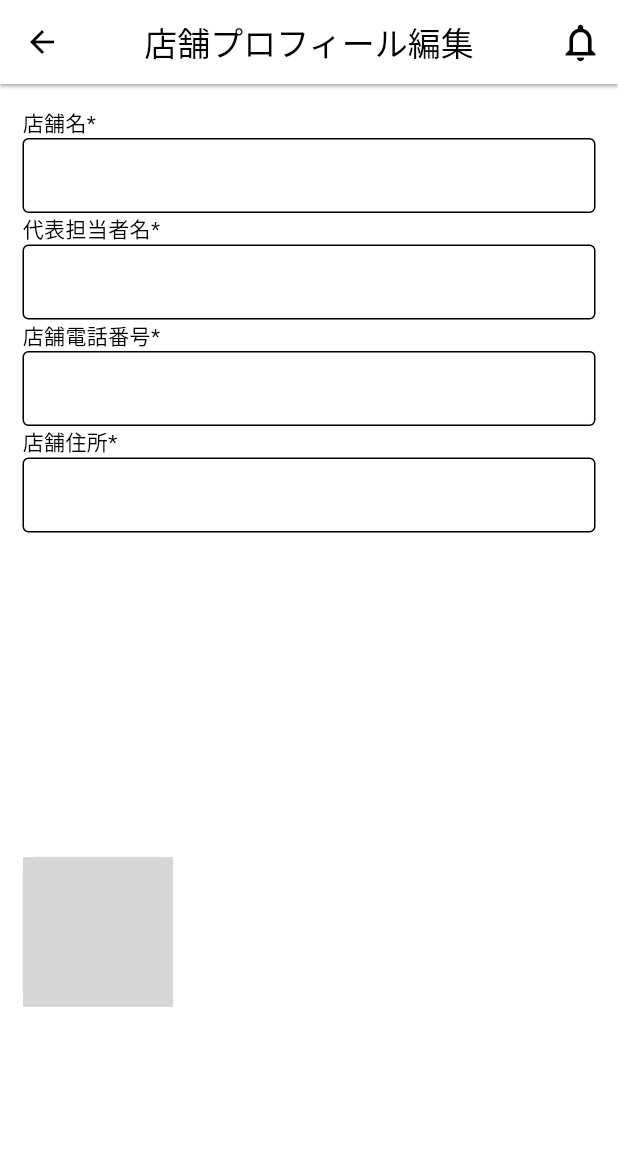
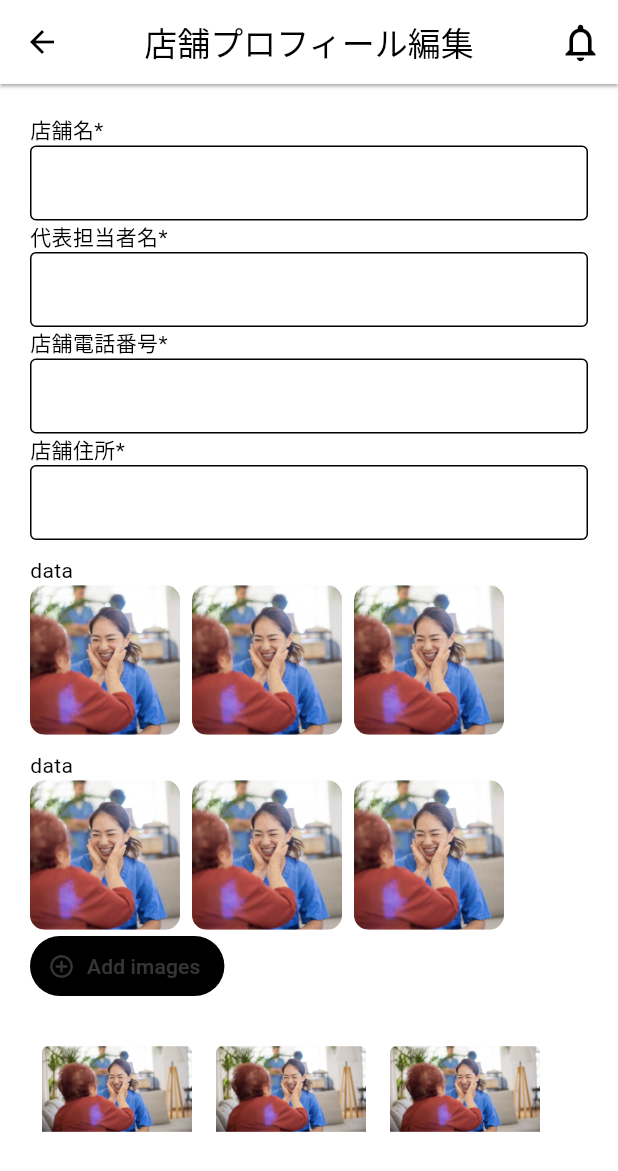
Before and after one commit to syamsundar662/jiitak_test, a Flutter app: the ScreenThree screen opened directly, on a phone screen of 412 x 824 dp. Shown: the top 1171 px of the screen. Run offline on Flutter 3.47's test engine with Material 3 defaults, Android fonts, the phone set to English and light mode, and no system bars; drawn by our look-alikes of google_maps_flutter; our stand-ins replace get, iconsax, image_picker; grey boxes are pictures that could not be loaded.

Commit message:
error occurs'

```diff
--- a/lib/view/screen_3/screen_3.dart
+++ b/lib/view/screen_3/screen_3.dart
@@ -1,36 +1,51 @@
+import 'dart:io';
+
 import 'package:flutter/foundation.dart';
 import 'package:flutter/gestures.dart';
 import 'package:flutter/material.dart';
 import 'package:google_maps_flutter/google_maps_flutter.dart';
+import 'package:image_picker/image_picker.dart';
 import 'package:jiitak_test/utils/constants.dart';
 
-class ScreenThree extends StatelessWidget {
+class ScreenThree extends StatefulWidget {
   const ScreenThree({super.key});
+
+  @override
+  State<ScreenThree> createState() => _ScreenThreeState();
+}
+
+class _ScreenThreeState extends State<ScreenThree> {
+  List<XFile> pickedFiles = [];
 
   @override
   Widget build(BuildContext context) {
     return Scaffold(
       appBar: AppBar(
         elevation: 1,
-        title: Text('店舗プロフィール編集'),
+        title: const Text('店舗プロフィール編集'),
         centerTitle: true,
         actions: [
-          Icon(
+          InkWell(
+            onTap: () {
+              print(pickedFiles);
+            },
+            child: const Icon(
               Icons.notifications_none,
               size: 30,
+            ),
           ),
           kWidth10
         ],
         shadowColor: Colors.grey,
       ),
       body: Padding(
-        padding: const EdgeInsets.all(15.0),
+        padding: const EdgeInsets.all(20.0),
+        child: SingleChildScrollView(
+          physics: AlwaysScrollableScrollPhysics(),
           child: Column(
             crossAxisAlignment: CrossAxisAlignment.start,
             children: [
               SizedBox(
-              height: 500,
-              width: double.infinity,
                 child: ListView.builder(
                   shrinkWrap: true,
                   itemCount: textFieldHeading.length,
@@ -41,39 +56,153 @@ class ScreenThree extends StatelessWidget {
                   },
                 ),
               ),
+              kHeight10,
+              Text('data'),
               SizedBox(
-               height: 100 ,
+                height: 100,
+                child: ListView.builder(
+                  shrinkWrap: true,
+                  scrollDirection: Axis.horizontal,
+                  itemCount: 3,
+                  itemBuilder: (context, index) {
+                    return Container(
+                      margin: EdgeInsets.only(right: 8),
+                      height: 100,
                       width: 100,
+                      decoration: BoxDecoration(
+                          borderRadius: BorderRadius.circular(10),
+                          image: DecorationImage(
+                              fit: BoxFit.cover,
+                              image: AssetImage(
+                                'assets/image_1.jpg',
+                              ))),
+                    );
+                  },
+                ),
+              ),
+              kHeight10,
+              Text('data'),
+              SizedBox(
+                height: 100,
+                child: ListView.builder(
+                  shrinkWrap: true,
+                  scrollDirection: Axis.horizontal,
+                  itemCount: 3,
+                  itemBuilder: (context, index) {
+                    return Container(
+                      margin: EdgeInsets.only(right: 8),
+                      height: 100,
+                      width: 100,
+                      decoration: BoxDecoration(
+                          borderRadius: BorderRadius.circular(10),
+                          image: DecorationImage(
+                              fit: BoxFit.cover,
+                              image: AssetImage(
+                                'assets/image_1.jpg',
+                              ))),
+                    );
+                  },
+                ),
+              ),
+              TextButton.icon(
+                icon: const Icon(Icons.add_circle_outline_sharp),
+                label: const Text('Add images'),
+                onPressed: () async {
+                  //   pickedFiles = await imagePicker(ImageSource.gallery);
+                  // setState(() {
+                  // });
+                  multiImagePicker();
+                  print(pickedFiles);
+                },
+              ),
+              SizedBox(
+                height: 120,
+                width: double.infinity,
+                child: ListView.builder(
+                  scrollDirection: Axis.horizontal,
+                  itemCount:pickedFiles.isEmpty? 3:pickedFiles.length,
+                  itemBuilder: (context, index) {
+                    return Stack(children: [
+                      Padding(
+                        padding: const EdgeInsets.all(8.0),
+                        child: Container(
+                          height: 100,
+                          width: 100,
+                          decoration: BoxDecoration(
+                            borderRadius: BorderRadius.circular(8),
+                          ),
+                          child: pickedFiles.isEmpty
+                              ? Image.asset('assets/image_1.jpg')
+                              : Image.file(File(pickedFiles[index].path)),
+                        ),
+                      ),
+                     pickedFiles.isNotEmpty? Container(
+                        height: 20,
+                        width: 20,
+                        decoration: BoxDecoration(
+                            color: const Color.fromARGB(54, 23, 23, 23),
+                            borderRadius: BorderRadius.circular(10)),
+                        child: InkWell(
+                            onTap: () {
+                              setState(() {
+                                pickedFiles.removeAt(index);
+                              });
+                            },
+                            child: const Icon(
+                              Icons.close,
+                              size: 14,
+                            )),
+                      ):Container(),
+                    ]);
+                  },
+                ),
+              ),
+            ],
+          ),
+        ),
+      ),
+    );
+  }
+
+  // imagePicker(ImageSource source) async {
+  //   final pickedFile = await ImagePicker().pickImage(source: source);
+  //   if (pickedFile != null) {
+  //     print(pickedFile.path);
+  //     return File(pickedFile.path);
+  //   }
+  //   return null;
+  // }
+
+  multiImagePicker() async {
+    final selectedFiles = await ImagePicker()
+        .pickMultiImage(imageQuality: 100, maxHeight: 1000, maxWidth: 1000);
+    // ignore: unnecessary_null_comparison
+    if (selectedFiles != null && selectedFiles.isNotEmpty) {
+      setState(() {
+        pickedFiles = selectedFiles;
+      });
+    } else {
+      // ignore: use_build_context_synchronously
+      ScaffoldMessenger.of(context)
+          .showSnackBar(const SnackBar(content: Text('No images selected')));
+    }
+  }
+
+  SizedBox _mapSection() {
+    return SizedBox(
+      height: 250,
+      width: double.infinity,
       child: ClipRRect(
         borderRadius: BorderRadius.circular(10),
         child: GoogleMap(
-                   scrollGesturesEnabled: false ,
-                   mapType: MapType.hybrid ,
-                   myLocationButtonEnabled: true,
-                   myLocationEnabled: true,
-                   zoomControlsEnabled: true,
-                   zoomGesturesEnabled: true,
-                   initialCameraPosition:  CameraPosition(
-                     target: LatLng(10.097699,76.342585),
-                     zoom: 14,
+            initialCameraPosition: const CameraPosition(
+              target: LatLng(10.097699, 76.342585),
+              zoom: 12,
             ),
-                   markers: {
-                      Marker(
-                       markerId: const MarkerId('marker_id'),
-                       position:
-                           LatLng(10.097699,76.342585),
-                     ),
-                   },
             // ignore: prefer_collection_literals
             gestureRecognizers: Set()
-                    ..add(Factory<PanGestureRecognizer>(() => PanGestureRecognizer()))
-
-                   ),
-               ),
-             ),
-
-          ],
-        ),
+              ..add(
+                  Factory<PanGestureRecognizer>(() => PanGestureRecognizer()))),
       ),
     );
   }
@@ -89,7 +218,7 @@ class CustomTextField extends StatelessWidget {
   @override
   Widget build(BuildContext context) {
     return ListView(
-      physics: NeverScrollableScrollPhysics(),
+      physics: const NeverScrollableScrollPhysics(),
       shrinkWrap: true,
       children: [
         Text(textFieldHeading[index]),
@@ -97,7 +226,7 @@ class CustomTextField extends StatelessWidget {
           height: 50,
           child: TextField(
             controller: TextEditingController(),
-            decoration: InputDecoration(border: OutlineInputBorder()),
+            decoration: const InputDecoration(border: OutlineInputBorder()),
           ),
         ),
       ],
--- a/pubspec.yaml
+++ b/pubspec.yaml
@@ -40,6 +40,9 @@ dependencies:
   easy_date_timeline: ^1.0.4
   google_maps: ^6.3.0
   google_maps_flutter: ^2.5.3
+  image_picker: ^1.0.7
+  multiple_images_picker: ^1.0.1
+  multi_image_picker_plus: ^0.0.3
 
 
 dev_dependencies:
```
Also changed, not shown: assets/Input.png (deleted), pubspec.lock, 8 other files. Lines whose indentation alone changed are shown as unchanged.
